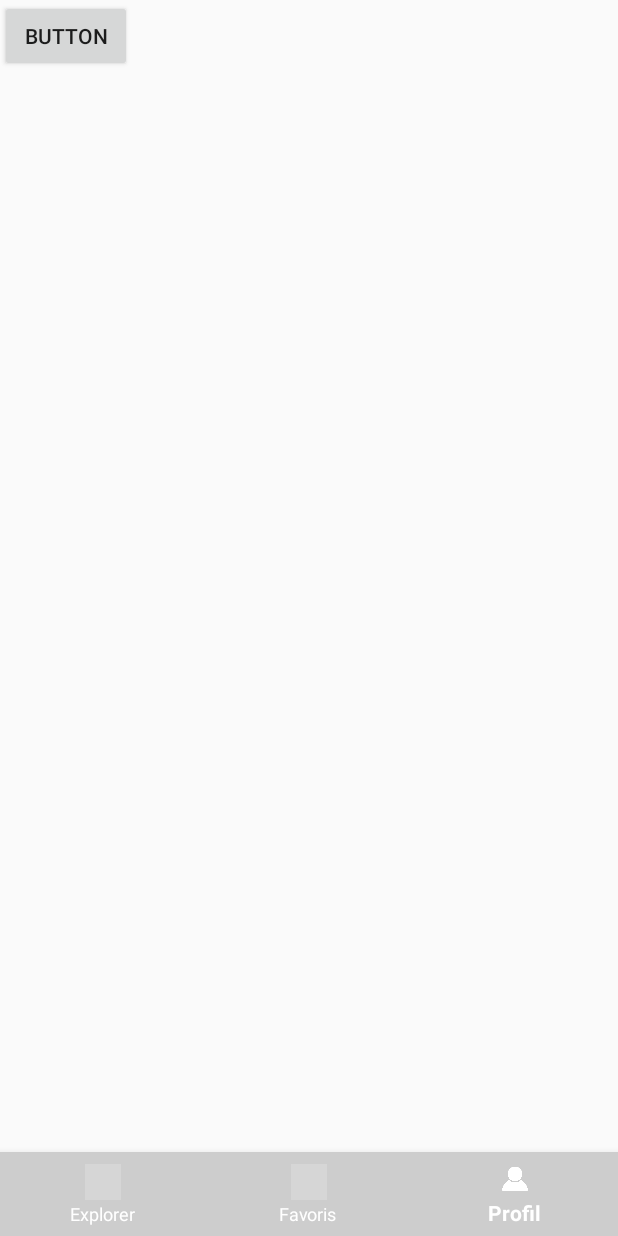
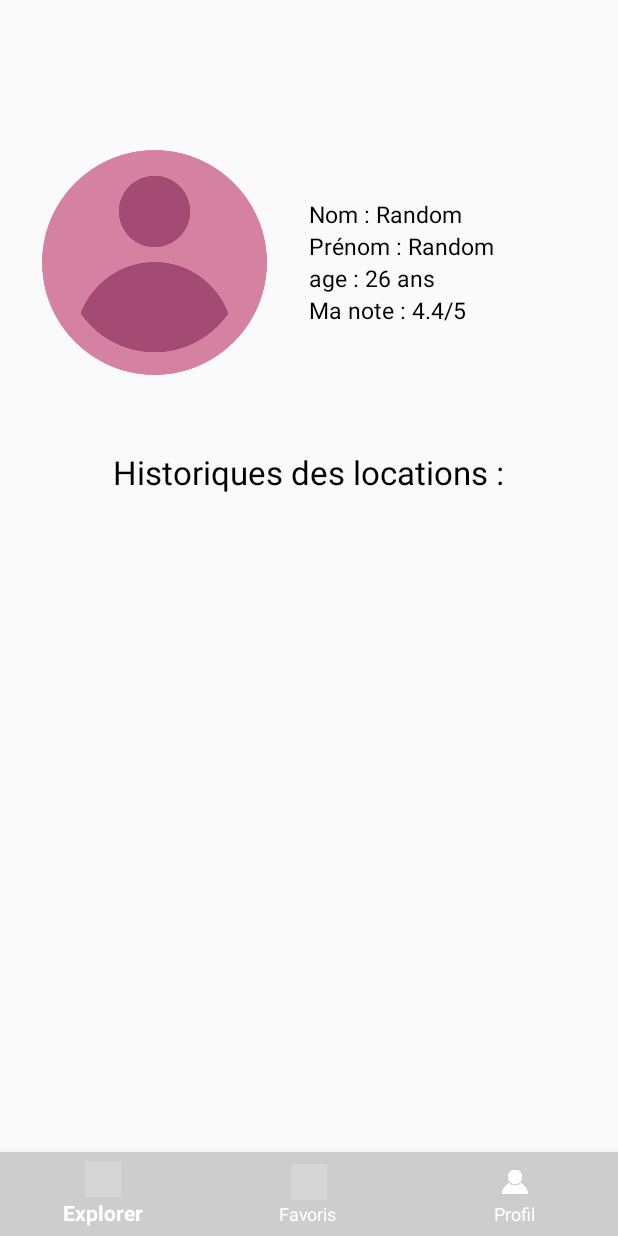
Before and after one commit to Coplan13/airbnbAndroid, an Android app: the screen it shows after launch (MainActivity before the commit, ProfilActivity after it), item 3 of the bottom bar chosen, on a phone screen of 412 x 824 dp. Run offline under Robolectric (Android 15) with nearby library versions, the phone set to English and light mode, and no system bars; grey boxes are pictures that could not be loaded.

Commit message:
profil activity

```diff
--- a/app/src/main/java/cefim/android/airbnb/Activities/MainActivity.java
+++ b/app/src/main/java/cefim/android/airbnb/Activities/MainActivity.java
@@ -1,5 +1,6 @@
 package cefim.android.airbnb.Activities;
 
+import android.content.Intent;
 import android.support.annotation.NonNull;
 import android.support.design.widget.BottomNavigationView;
 import android.support.v7.app.AppCompatActivity;
@@ -48,7 +49,8 @@ public class MainActivity extends AppCompatActivity {
                         Toast.makeText(MainActivity.this, "Favoris", Toast.LENGTH_SHORT).show();
                         break;
                     case R.id.action_profil:
-                        Toast.makeText(MainActivity.this, "Profil", Toast.LENGTH_SHORT).show();
+                        Intent intent = new Intent(MainActivity.this, ProfilActivity.class);
+                        startActivity(intent);
                         break;
                 }
                 return true;
--- /dev/null
+++ b/app/src/main/java/cefim/android/airbnb/Activities/ProfilActivity.java
@@ -0,0 +1,43 @@
+package cefim.android.airbnb.Activities;
+
+import android.content.Intent;
+import android.support.annotation.NonNull;
+import android.support.design.widget.BottomNavigationView;
+import android.support.v7.app.AppCompatActivity;
+import android.os.Bundle;
+import android.view.MenuItem;
+import android.widget.Toast;
+
+import cefim.android.airbnb.R;
+
+public class ProfilActivity extends AppCompatActivity {
+
+    @Override
+    protected void onCreate(Bundle savedInstanceState) {
+        super.onCreate(savedInstanceState);
+        setContentView(R.layout.activity_profil);
+
+        BottomNavigationView bottomNavigationView = (BottomNavigationView) findViewById(R.id.bottom_navigation);
+        bottomNavigationView.setOnNavigationItemSelectedListener(new BottomNavigationView.OnNavigationItemSelectedListener() {
+            @Override
+            public boolean onNavigationItemSelected(@NonNull MenuItem item) {
+                switch (item.getItemId()) {
+                    case R.id.action_explorer:
+                        Toast.makeText(ProfilActivity.this, "Explorer", Toast.LENGTH_SHORT).show();
+                        Intent intent = new Intent(ProfilActivity.this, MainActivity.class);
+                        intent.setFlags(Intent.FLAG_ACTIVITY_CLEAR_TOP);
+                        startActivity(intent);
+                        break;
+                    case R.id.action_favoris:
+                        Toast.makeText(ProfilActivity.this, "Favoris", Toast.LENGTH_SHORT).show();
+                        break;
+                    case R.id.action_profil:
+                        Toast.makeText(ProfilActivity.this, "Profil", Toast.LENGTH_SHORT).show();
+                        break;
+                }
+                return true;
+            }
+        });
+
+    }
+}
--- /dev/null
+++ b/app/src/main/res/layout/activity_profil.xml
@@ -0,0 +1,79 @@
+<?xml version="1.0" encoding="utf-8"?>
+<RelativeLayout xmlns:android="http://schemas.android.com/apk/res/android"
+    xmlns:tools="http://schemas.android.com/tools"
+    android:layout_width="match_parent"
+    android:layout_height="match_parent"
+    xmlns:app="http://schemas.android.com/apk/res-auto"
+    tools:context=".Activities.ProfilActivity">
+    <android.support.design.widget.BottomNavigationView
+        android:id="@+id/bottom_navigation"
+        android:layout_width="match_parent"
+        android:layout_height="wrap_content"
+        android:layout_alignParentBottom="true"
+        app:menu="@menu/bottom_nav_menu"
+        app:itemBackground="@color/colorLightGrey"
+        app:itemIconTint="@android:color/white"
+        app:itemTextColor="@android:color/white" />
+
+    <LinearLayout
+        android:layout_width="match_parent"
+        android:layout_height="match_parent"
+        android:orientation="vertical">
+        <LinearLayout
+            android:layout_width="match_parent"
+            android:layout_height="250dp"
+            android:orientation="horizontal"
+            android:layout_marginTop="50dp"
+            >
+
+            <ImageView
+                android:layout_width="match_parent"
+                android:layout_height="150dp"
+                android:src="@drawable/profile_picture"
+                android:layout_weight="1"
+                android:layout_gravity="center"/>
+            <LinearLayout
+                android:layout_width="match_parent"
+                android:layout_height="wrap_content"
+                android:orientation="vertical"
+                android:layout_gravity="center"
+                android:layout_weight="1">
+                <TextView
+                    android:layout_width="wrap_content"
+                    android:layout_height="wrap_content"
+                    android:text="Nom : Random"
+                    android:textColor="@color/black"
+                    android:textSize="@dimen/normal_text"/>
+                <TextView
+                    android:layout_width="wrap_content"
+                    android:layout_height="wrap_content"
+                    android:text="Prénom : Random"
+                    android:textColor="@color/black"
+                    android:textSize="@dimen/normal_text"/>
+                <TextView
+                    android:layout_width="wrap_content"
+                    android:layout_height="wrap_content"
+                    android:text="age : 26 ans"
+                    android:textColor="@color/black"
+                    android:textSize="@dimen/normal_text"
+                    />
+
+                <TextView
+                    android:layout_width="wrap_content"
+                    android:layout_height="wrap_content"
+                    android:text="Ma note : 4.4/5"
+                    android:textColor="@color/black"
+                    android:textSize="@dimen/normal_text"/>
+            </LinearLayout>
+        </LinearLayout>
+
+        <TextView
+            android:layout_width="wrap_content"
+            android:layout_height="wrap_content"
+            android:text="Historiques des locations :"
+            android:textColor="@color/black"
+            android:layout_gravity="center"
+            android:textSize="@dimen/title_text"/>
+    </LinearLayout>
+
+</RelativeLayout>
--- a/app/src/main/res/values/dimens.xml
+++ b/app/src/main/res/values/dimens.xml
@@ -5,6 +5,7 @@
     <dimen name="logement_title">36dp</dimen>
     <dimen name="logement_type">22dp</dimen>
     <dimen name="normal_text">15dp</dimen>
+    <dimen name="title_text">22dp</dimen>
     <dimen name="horizontal_margin">15dp</dimen>
     <dimen name="vertical_margin">15dp</dimen>
 </resources>
```
Also changed, not shown: app/src/main/AndroidManifest.xml (+3 -4 lines), app/src/main/java/cefim/android/airbnb/MyViewHolder.java (+11 -2 lines), app/src/main/res/drawable/textlines.xml (added, +21 -0 lines), app/src/main/res/drawable/profil_pic.png (added), app/src/main/res/drawable/profile_picture.png (added).
